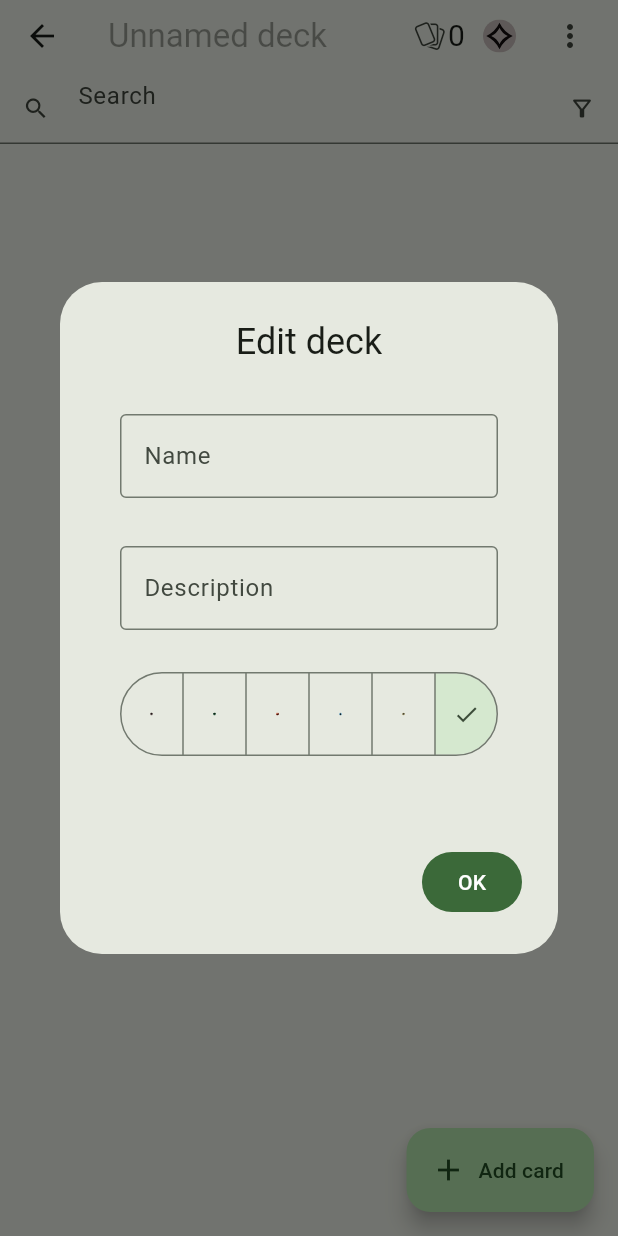
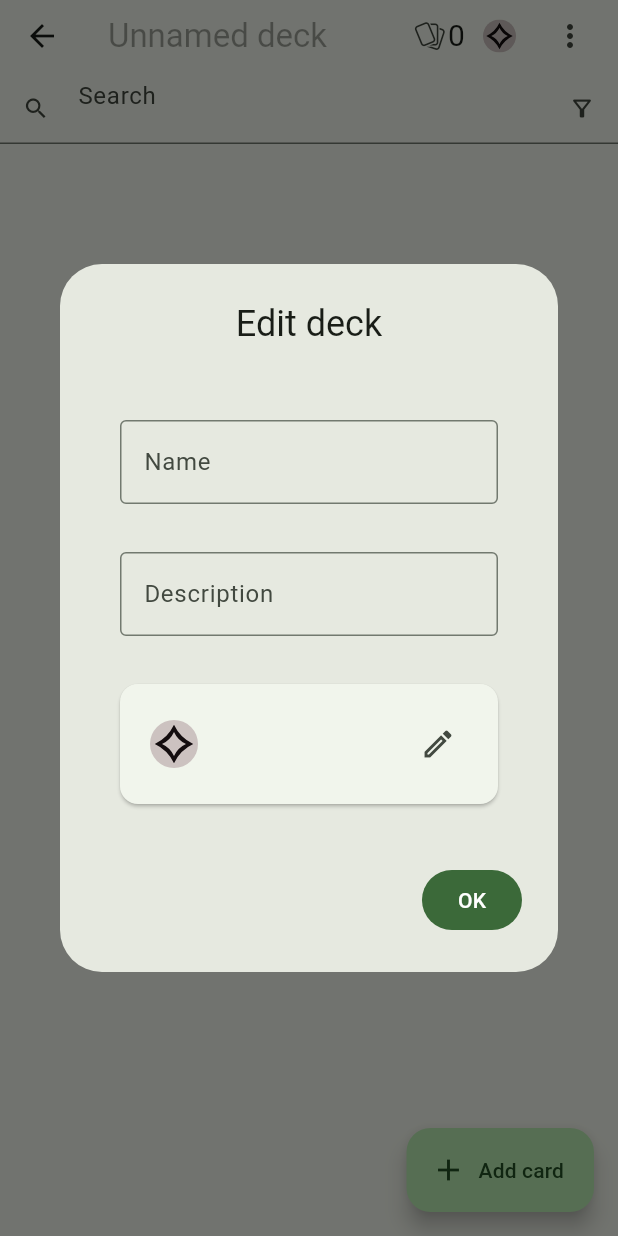
Before and after one commit to j7126/magic-deck-manager, a Flutter app: the DecksPage screen opened directly, after a tap on "New Deck", on a phone screen of 412 x 824 dp. Run offline on Flutter 3.47's test engine with Material 2 defaults, Android fonts, the phone set to English and light mode, and no system bars; our stand-ins replace flutter_svg, freezed_annotation, package_info_plus, shared_preferences, sqflite, sqflite_common_ffi; accounts and stored records are empty.

Commit message:
New color edit interface

```diff
--- a/lib/datamodel/color.dart
+++ b/lib/datamodel/color.dart
@@ -1,18 +1,20 @@
 import 'package:flutter/material.dart';
 
 enum ManaColor {
-  black(str: 'B'),
-  green(str: 'G'),
-  red(str: 'R'),
-  blue(str: 'U'),
-  white(str: 'W'),
-  none(str: 'C');
+  black(str: 'B', name: 'Black'),
+  green(str: 'G', name: 'Green'),
+  red(str: 'R', name: 'Red'),
+  blue(str: 'U', name: 'Blue'),
+  white(str: 'W', name: 'White'),
+  none(str: 'C', name: 'Colorless');
 
   const ManaColor({
     required this.str,
+    required this.name,
   });
 
   final String str;
+  final String name;
 
   static ManaColor fromStr(String str) {
     switch (str) {
--- a/lib/pages/deck_page.dart
+++ b/lib/pages/deck_page.dart
@@ -1,7 +1,6 @@
 import 'dart:math';
 import 'package:collection/collection.dart';
 import 'package:flutter/material.dart';
-import 'package:flutter_svg/flutter_svg.dart';
 import 'package:magic_deck_manager/datamodel/color.dart';
 import 'package:magic_deck_manager/datamodel/deck.dart';
 import 'package:magic_deck_manager/datamodel/deck_card.dart';
@@ -11,6 +10,7 @@ import 'package:magic_deck_manager/mtgjson/dataModel/card_set.dart';
 import 'package:magic_deck_manager/pages/cards_page.dart';
 import 'package:magic_deck_manager/widgets/card_preview.dart';
 import 'package:magic_deck_manager/widgets/mana_icons.dart';
+import 'package:magic_deck_manager/widgets/mtg_symbol.dart';
 import 'package:uuid/uuid.dart';
 
 class DeckPage extends StatefulWidget {
@@ -80,6 +80,103 @@ class _DeckPageState extends State<DeckPage> {
     }
   }
 
+  Future editColors() async {
+    if (deck == null) {
+      return;
+    }
+    await showDialog<void>(
+      context: context,
+      barrierDismissible: true,
+      builder: (BuildContext context) {
+        return StatefulBuilder(
+          builder: (BuildContext context, Function setState) {
+            return AlertDialog(
+              title: const Text(
+                'Colors',
+                textAlign: TextAlign.center,
+              ),
+              actions: <Widget>[
+                FilledButton(
+                  child: const Text('OK'),
+                  onPressed: () {
+                    Navigator.of(context).pop();
+                  },
+                ),
+              ],
+              content: Padding(
+                padding: const EdgeInsets.all(16.0),
+                child: Column(
+                  crossAxisAlignment: CrossAxisAlignment.center,
+                  mainAxisSize: MainAxisSize.min,
+                  children: [
+                    for (var color in [ManaColor.black, ManaColor.green, ManaColor.red, ManaColor.blue, ManaColor.white])
+                      CheckboxListTile(
+                        title: Row(
+                          children: [
+                            ConstrainedBox(
+                              constraints: const BoxConstraints(maxHeight: 22),
+                              child: MtgSymbol(color: color.str),
+                            ),
+                            Padding(
+                              padding: const EdgeInsets.only(left: 16.0),
+                              child: Text(color.name),
+                            )
+                          ],
+                        ),
+                        value: Deck.getColorSet(deck).contains(color),
+                        onChanged: (bool? value) {
+                          if (value == null) {
+                            return;
+                          }
+                          var colors = Deck.getColorSet(deck);
+                          if (value) {
+                            colors.add(color);
+                            colors.remove(ManaColor.none);
+                          } else {
+                            colors.remove(color);
+                          }
+                          setState(() {
+                            Deck.setColorSet(deck, colors);
+                          });
+                        },
+                      ),
+                    CheckboxListTile(
+                      title: Row(
+                        children: [
+                          ConstrainedBox(
+                            constraints: const BoxConstraints(maxHeight: 22),
+                            child: MtgSymbol(color: ManaColor.none.str),
+                          ),
+                          Padding(
+                            padding: const EdgeInsets.only(left: 16.0),
+                            child: Text(ManaColor.none.name),
+                          )
+                        ],
+                      ),
+                      value: Deck.getColorSet(deck).contains(ManaColor.none),
+                      onChanged: (bool? value) {
+                        if (value == null) {
+                          return;
+                        }
+                        var colors = Deck.getColorSet(deck);
+                        if (value) {
+                          colors = {ManaColor.none};
+                        }
+                        setState(() {
+                          Deck.setColorSet(deck, colors);
+                        });
+                      },
+                    ),
+                  ],
+                ),
+              ),
+            );
+          },
+        );
+      },
+    );
+  }
+
   void editDeck() async {
     if (deck == null) {
       return;
@@ -104,7 +201,7 @@ class _DeckPageState extends State<DeckPage> {
                 ),
               ],
               content: Padding(
-                padding: const EdgeInsets.only(left: 16.0, right: 16.0, bottom: 32.0),
+                padding: const EdgeInsets.all(16.0),
                 child: Column(
                   crossAxisAlignment: CrossAxisAlignment.center,
                   mainAxisSize: MainAxisSize.min,
@@ -140,87 +237,40 @@ class _DeckPageState extends State<DeckPage> {
                       ),
                     ),
                     Padding(
-                      padding: const EdgeInsets.only(top: 8.0),
-                      child: SegmentedButton<ManaColor>(
-                        segments: <ButtonSegment<ManaColor>>[
-                          ButtonSegment<ManaColor>(
-                            value: ManaColor.black,
-                            label: Padding(
-                              padding: const EdgeInsets.all(8.0),
-                              child: SvgPicture.asset(
-                                'assets/mana-icons/B.svg',
-                                height: 32.0,
-                              ),
+                      padding: const EdgeInsets.only(top: 16.0),
+                      child: GestureDetector(
+                        onTap: () async {
+                          await editColors();
+                          setState(() {});
+                        },
+                        child: Card(
+                          margin: EdgeInsets.zero,
+                          child: Padding(
+                            padding: const EdgeInsets.all(16.0),
+                            child: Row(
+                              children: [
+                                ConstrainedBox(
+                                  constraints: const BoxConstraints(maxHeight: 32),
+                                  child: ManaIcons(mana: ManaColor.getString(Deck.getColorSet(deck))),
+                                ),
+                                const Spacer(),
+                                IconButton(
+                                  onPressed: () async {
+                                    await editColors();
+                                    setState(() {});
+                                  },
+                                  icon: const Icon(Icons.edit_outlined),
+                                )
+                              ],
                             ),
                           ),
-                          ButtonSegment<ManaColor>(
-                            value: ManaColor.green,
-                            label: Padding(
-                              padding: const EdgeInsets.all(8.0),
-                              child: SvgPicture.asset(
-                                'assets/mana-icons/G.svg',
-                                height: 32.0,
-                              ),
-                            ),
-                          ),
-                          ButtonSegment<ManaColor>(
-                            value: ManaColor.red,
-                            label: Padding(
-                              padding: const EdgeInsets.all(8.0),
-                              child: SvgPicture.asset(
-                                'assets/mana-icons/R.svg',
-                                height: 32.0,
-                              ),
-                            ),
-                          ),
-                          ButtonSegment<ManaColor>(
-                            value: ManaColor.blue,
-                            label: Padding(
-                              padding: const EdgeInsets.all(8.0),
-                              child: SvgPicture.asset(
-                                'assets/mana-icons/U.svg',
-                                height: 32.0,
-                              ),
-                            ),
-                          ),
-                          ButtonSegment<ManaColor>(
-                            value: ManaColor.white,
-                            label: Padding(
-                              padding: const EdgeInsets.all(8.0),
-                              child: SvgPicture.asset(
-                                'assets/mana-icons/W.svg',
-                                height: 32.0,
-                              ),
-                            ),
-                          ),
-                          ButtonSegment<ManaColor>(
-                            value: ManaColor.none,
-                            label: Padding(
-                              padding: const EdgeInsets.all(8.0),
-                              child: SvgPicture.asset(
-                                'assets/mana-icons/C.svg',
-                                height: 32.0,
-                              ),
-                            ),
-                          ),
-                        ],
-                        selected: Deck.getColorSet(deck),
-                        onSelectionChanged: (Set<ManaColor> newSelection) {
-                          var old = Deck.getColorSet(deck);
-                          var isColorless = old.contains(ManaColor.none);
-                          if (isColorless && newSelection.length > 1) {
-                            newSelection.remove(ManaColor.none);
-                          }
-                          if (!isColorless && newSelection.contains(ManaColor.none)) {
-                            newSelection = {ManaColor.none};
-                          }
-                          setState(() {
-                            Deck.setColorSet(deck, newSelection);
-                          });
-                        },
-                        multiSelectionEnabled: true,
+                        ),
                       ),
-                    )
+                    ),
+                    const SizedBox(
+                      width: 350,
+                      height: 0,
+                    ),
                   ],
                 ),
               ),
```
